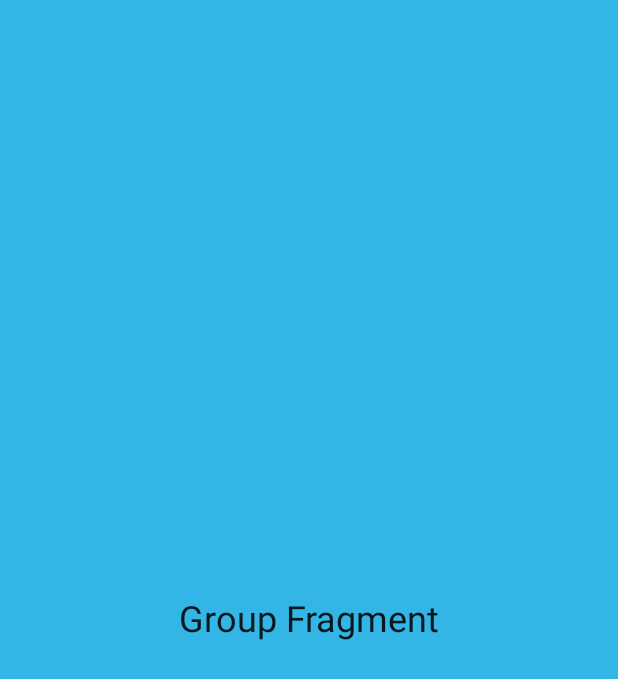
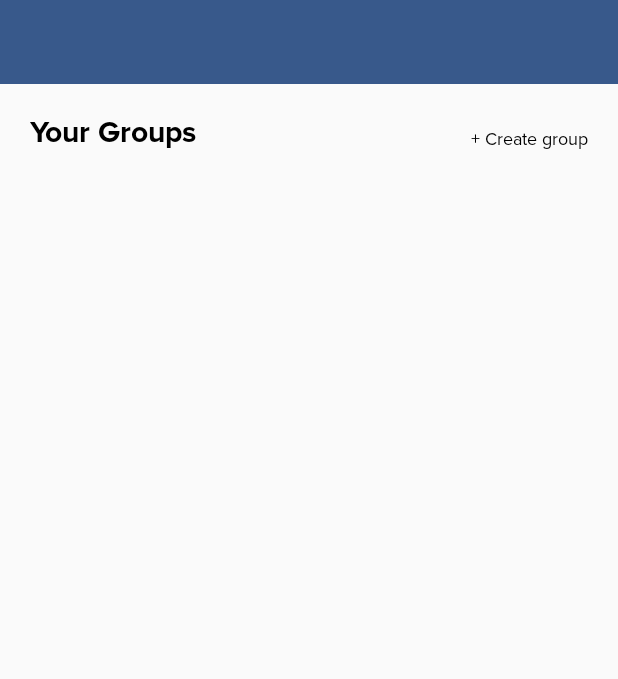
Before and after one commit to DariusChoo/MAPP, an Android app: the layout fragment_group.xml on its own in the app's theme, with its tools: preview values and no code run, on a phone screen of 412 x 824 dp. Shown: the top 679 px of the screen. Run offline under Robolectric (Android 15) with nearby library versions, the phone set to English and light mode, and no system bars.

Commit message:
Update FragementGroup.java
Added Top Section of Group Page Design

```diff
--- a/MAPP_Assignment/MAPP_Assignment/app/src/main/java/com/example/mapp_assignment/SplashScreen.java
+++ b/MAPP_Assignment/MAPP_Assignment/app/src/main/java/com/example/mapp_assignment/SplashScreen.java
@@ -14,7 +14,7 @@ public class SplashScreen extends Activity {
 
         //Force Logout everytime the app is open as logout button has not been made
         // comment this so that user stays signed in when the log in or registers
-        FirebaseAuth.getInstance().signOut();
+        //FirebaseAuth.getInstance().signOut();
         // Launch the layout -> splash.xml
         setContentView(R.layout.splashscreen);
         Thread splashThread = new Thread() {
--- /dev/null
+++ b/MAPP_Assignment/MAPP_Assignment/app/src/main/res/drawable/ic_add_black_24dp.xml
@@ -0,0 +1,5 @@
+<vector android:alpha="0.7" android:height="15dp"
+    android:viewportHeight="15.0" android:viewportWidth="15.0"
+    android:width="15dp" xmlns:android="http://schemas.android.com/apk/res/android">
+    <path android:fillColor="#FF000000" android:pathData="M19,13h-6v6h-2v-6H5v-2h6V5h2v6h6v2z"/>
+</vector>
--- a/MAPP_Assignment/MAPP_Assignment/app/src/main/res/layout/fragment_explore.xml
+++ b/MAPP_Assignment/MAPP_Assignment/app/src/main/res/layout/fragment_explore.xml
@@ -60,7 +60,7 @@
                 android:fontFamily="@font/proxima_alt_bold"
                 android:text="Explore Crux"
                 android:textColor="#000"
-                android:textSize="25dp" />
+                android:textSize="20sp" />
 
             <TextView
                 android:layout_width="match_parent"
@@ -69,7 +69,7 @@
                 android:fontFamily="@font/proxima_bold"
                 android:textColor="#000"
                 android:text="Popular Now"
-                android:textSize="15dp" />
+                android:textSize="12sp" />
 
 
 <!--            Popular Events-->
@@ -90,7 +90,7 @@
                 android:fontFamily="@font/proxima_bold"
                 android:textColor="#000"
                 android:text="Browse by category"
-                android:textSize="20dp" />
+                android:textSize="20sp" />
 
 
             <GridView
--- a/MAPP_Assignment/MAPP_Assignment/app/src/main/res/layout/fragment_group.xml
+++ b/MAPP_Assignment/MAPP_Assignment/app/src/main/res/layout/fragment_group.xml
@@ -1,15 +1,65 @@
 <?xml version="1.0" encoding="utf-8"?>
 <RelativeLayout xmlns:android="http://schemas.android.com/apk/res/android"
+    xmlns:app="http://schemas.android.com/apk/res-auto"
     android:layout_width="match_parent"
-    android:layout_height="match_parent"
-    android:background="@android:color/holo_blue_light">
+    android:layout_height="match_parent">
+
+    <RelativeLayout
+        android:layout_width="match_parent"
+        android:layout_height="match_parent"
+        android:layout_below="@+id/your_group_layout">
+
+        <!-- Popular Events-->
+        <androidx.recyclerview.widget.RecyclerView
+            android:id="@+id/recycler_view"
+            android:layout_width="match_parent"
+            android:layout_height="match_parent"
+            android:orientation="horizontal">
+
+        </androidx.recyclerview.widget.RecyclerView>
 
 
-    <TextView
-        android:textAppearance="@style/TextAppearance.AppCompat.Headline"
-        android:gravity="center_horizontal|center_vertical"
+    </RelativeLayout>
+
+
+    <androidx.appcompat.widget.Toolbar
+        android:id="@+id/toolbar"
         android:layout_width="match_parent"
-        android:layout_height="match_parent"
-        android:text="Group Fragment" />
+        android:layout_height="wrap_content"
+        android:background="#38598b"
+        app:layout_constraintStart_toStartOf="parent"
+        app:layout_constraintTop_toTopOf="parent" />
+
+    <RelativeLayout
+        android:id="@+id/your_group_layout"
+        android:layout_width="match_parent"
+        android:layout_height="wrap_content"
+        android:layout_below="@+id/toolbar"
+        android:layout_margin="20dp">
+
+        <TextView
+            android:id="@+id/text_view_your_group"
+            android:layout_width="wrap_content"
+            android:layout_height="wrap_content"
+            android:fontFamily="@font/proxima_alt_bold"
+            android:text="Your Groups"
+            android:textColor="#000"
+            android:textSize="20sp" />
+
+        <TextView
+            android:id="@+id/text_view_create_group"
+            android:layout_width="match_parent"
+            android:layout_height="wrap_content"
+            android:layout_alignBottom="@+id/text_view_your_group"
+            android:layout_toEndOf="@+id/text_view_your_group"
+            android:fontFamily="@font/proxima_regular"
+            android:gravity="right"
+            android:text="+ Create group"
+            android:textColor="#000"
+            android:textSize="12sp" />
+
+
+    </RelativeLayout>
+
 
 </RelativeLayout>
```
Also changed, not shown: MAPP_Assignment/MAPP_Assignment/app/src/main/java/com/example/mapp_assignment/GroupFragment.java (+72 -1 lines), MAPP_Assignment/MAPP_Assignment/app/src/main/java/com/example/mapp_assignment/adapters/YourGroupRecyclerVIewAdapter.java (added, +76 -0 lines), MAPP_Assignment/MAPP_Assignment/app/src/main/res/layout/group_your_group_layout.xml (added, +47 -0 lines).
